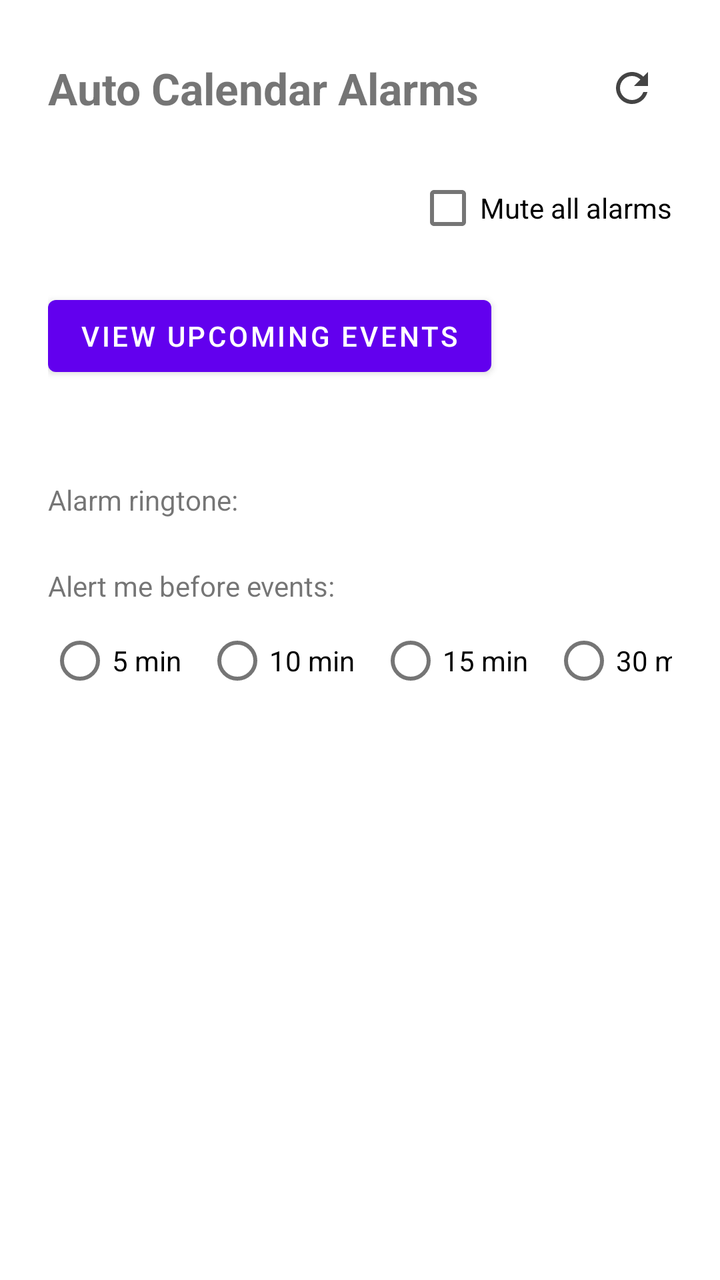
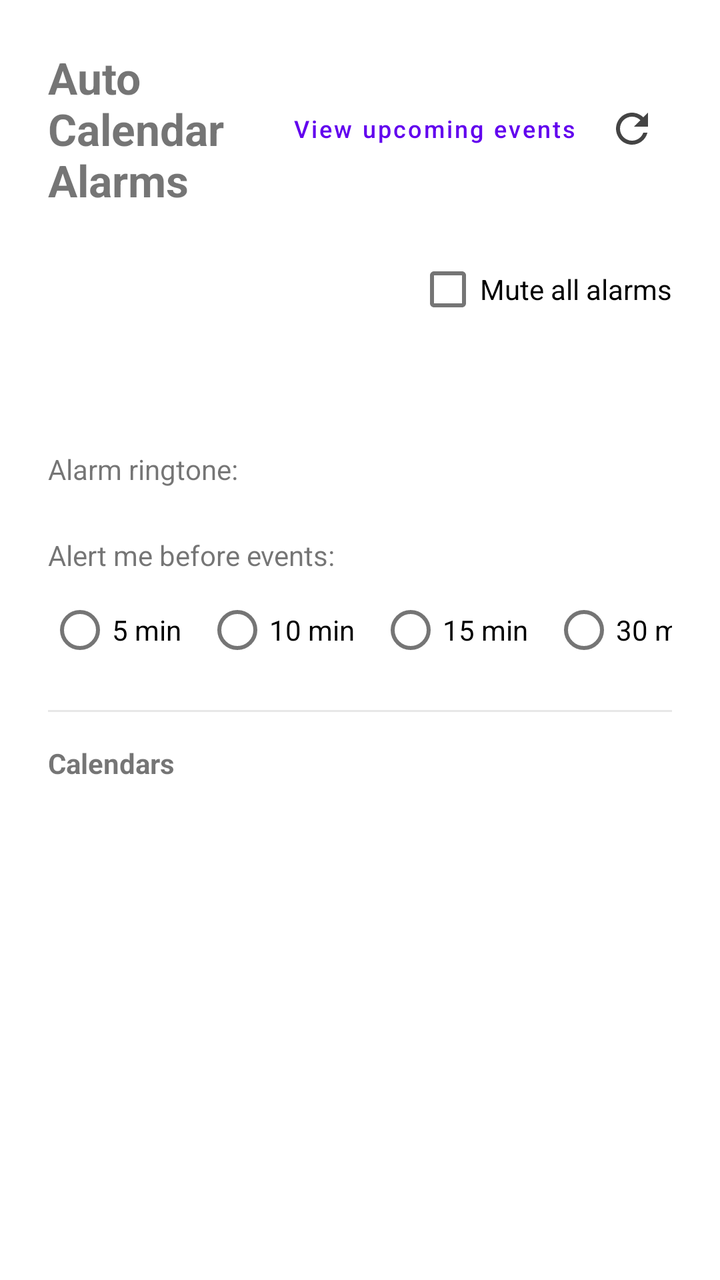

Two renders of the same Android screen: before a commit and after it. Below are the layout's source before the change and the commit's diff.
<!-- AndroidManifest.xml: application theme Theme.AutoCalendarAlarms -->
<!-- res/layout/activity_main.xml -->
<?xml version="1.0" encoding="utf-8"?>
<LinearLayout xmlns:android="http://schemas.android.com/apk/res/android"
    android:layout_width="match_parent"
    android:layout_height="match_parent"
    android:orientation="vertical"
    android:padding="24dp">

    <LinearLayout
        android:layout_width="match_parent"
        android:layout_height="wrap_content"
        android:orientation="horizontal"
        android:gravity="center_vertical"
        android:layout_marginBottom="16dp">

        <TextView
            android:id="@+id/titleText"
            android:layout_width="0dp"
            android:layout_height="wrap_content"
            android:layout_weight="1"
            android:text="@string/app_name"
            android:textSize="22sp"
            android:textStyle="bold" />

        <ImageButton
            android:id="@+id/refreshButton"
            android:layout_width="40dp"
            android:layout_height="40dp"
            android:background="?attr/selectableItemBackgroundBorderless"
            android:contentDescription="@string/refresh_events"
            android:scaleType="center"
            android:src="@drawable/ic_refresh" />

    </LinearLayout>

    <CheckBox
        android:id="@+id/muteAllCheckBox"
        android:layout_width="wrap_content"
        android:layout_height="wrap_content"
        android:layout_gravity="end"
        android:text="@string/mute_all_label"
        android:layout_marginBottom="16dp" />

    <Button
        android:id="@+id/viewEventsButton"
        android:layout_width="wrap_content"
        android:layout_height="wrap_content"
        android:text="@string/view_upcoming_events"
        android:layout_marginBottom="8dp" />

    <TextView
        android:id="@+id/upcomingWindowText"
        android:layout_width="wrap_content"
        android:layout_height="wrap_content"
        android:textSize="12sp"
        android:textStyle="italic"
        android:textColor="#888888"
        android:layout_marginBottom="16dp" />

    <LinearLayout
        android:id="@+id/ringtoneRow"
        android:layout_width="match_parent"
        android:layout_height="wrap_content"
        android:orientation="horizontal"
        android:gravity="center_vertical"
        android:clickable="true"
        android:focusable="true"
        android:background="?attr/selectableItemBackground"
        android:paddingTop="8dp"
        android:paddingBottom="8dp"
        android:layout_marginBottom="16dp">

        <TextView
            android:layout_width="wrap_content"
            android:layout_height="wrap_content"
            android:text="@string/ringtone_label" />

        <TextView
            android:id="@+id/ringtoneNameText"
            android:layout_width="0dp"
            android:layout_height="wrap_content"
            android:layout_weight="1"
            android:layout_marginStart="8dp"
            android:gravity="end"
            android:textColor="#888888" />

    </LinearLayout>

    <TextView
        android:layout_width="wrap_content"
        android:layout_height="wrap_content"
        android:text="@string/lead_time_label"
        android:textSize="14sp"
        android:layout_marginBottom="4dp" />

    <HorizontalScrollView
        android:layout_width="match_parent"
        android:layout_height="wrap_content"
        android:layout_marginBottom="16dp"
        android:scrollbars="none">

        <RadioGroup
            android:id="@+id/leadTimeGroup"
            android:layout_width="wrap_content"
            android:layout_height="wrap_content"
            android:orientation="horizontal">

            <RadioButton
                android:id="@+id/leadTime5"
                android:layout_width="wrap_content"
                android:layout_height="wrap_content"
                android:text="@string/lead_time_5" />

            <RadioButton
                android:id="@+id/leadTime10"
                android:layout_width="wrap_content"
                android:layout_height="wrap_content"
                android:layout_marginStart="12dp"
                android:text="@string/lead_time_10" />

            <RadioButton
                android:id="@+id/leadTime15"
                android:layout_width="wrap_content"
                android:layout_height="wrap_content"
                android:layout_marginStart="12dp"
                android:text="@string/lead_time_15" />

            <RadioButton
                android:id="@+id/leadTime30"
                android:layout_width="wrap_content"
                android:layout_height="wrap_content"
                android:layout_marginStart="12dp"
                android:text="@string/lead_time_30" />

            <RadioButton
                android:id="@+id/leadTime60"
                android:layout_width="wrap_content"
                android:layout_height="wrap_content"
                android:layout_marginStart="12dp"
                android:text="@string/lead_time_60" />

        </RadioGroup>

    </HorizontalScrollView>

    <TextView
        android:id="@+id/permissionText"
        android:layout_width="match_parent"
        android:layout_height="wrap_content"
        android:text="@string/calendar_permission_denied"
        android:visibility="gone" />

    <TextView
        android:id="@+id/emptyText"
        android:layout_width="match_parent"
        android:layout_height="wrap_content"
        android:text="@string/no_calendars_found"
        android:visibility="gone" />

    <androidx.recyclerview.widget.RecyclerView
        android:id="@+id/calendarList"
        android:layout_width="match_parent"
        android:layout_height="0dp"
        android:layout_weight="1" />

</LinearLayout>
<!-- resources referenced by this layout -->
<resources>
  <!-- drawable ic_refresh (drawable) -->
  <vector xmlns:android="http://schemas.android.com/apk/res/android"
      android:width="24dp"
      android:height="24dp"
      android:viewportWidth="24"
      android:viewportHeight="24">
      <path
          android:fillColor="#444444"
          android:pathData="M17.65,6.35C16.2,4.9 14.21,4 12,4c-4.42,0 -7.99,3.58 -7.99,8s3.57,8 7.99,8c3.73,0 6.84,-2.55 7.73,-6h-2.08c-0.82,2.33 -3.04,4 -5.65,4 -3.31,0 -6,-2.69 -6,-6s2.69,-6 6,-6c1.66,0 3.14,0.69 4.22,1.78L13,11h7V4l-2.35,2.35z" />
  </vector>
  <string name="app_name">Auto Calendar Alarms</string>
  <string name="calendar_permission_denied">Calendar permission is needed to show your calendars. Tap to try again.</string>
  <string name="lead_time_10">10 min</string>
  <string name="lead_time_15">15 min</string>
  <string name="lead_time_30">30 min</string>
  <string name="lead_time_5">5 min</string>
  <string name="lead_time_60">1 hour</string>
  <string name="lead_time_label">Alert me before events:</string>
  <string name="mute_all_label">Mute all alarms</string>
  <string name="no_calendars_found">No calendars found on this device.</string>
  <string name="refresh_events">Refresh</string>
  <string name="ringtone_label">Alarm ringtone:</string>
  <string name="view_upcoming_events">View upcoming events</string>
  <style name="Theme.AutoCalendarAlarms" parent="Theme.MaterialComponents.DayNight.NoActionBar">
          <item name="colorPrimary">@color/purple_500</item>
          <item name="colorPrimaryVariant">@color/purple_700</item>
          <item name="colorOnPrimary">@color/white</item>
          <item name="colorSecondary">@color/teal_200</item>
          <item name="colorSecondaryVariant">@color/teal_700</item>
          <item name="colorOnSecondary">@color/black</item>
          <item name="android:statusBarColor" tools:targetApi="l">?attr/colorPrimaryVariant</item>
      </style>
  <color name="purple_500">#FF6200EE</color>
  <color name="purple_700">#FF3700B3</color>
  <color name="white">#FFFFFFFF</color>
  <color name="teal_200">#FF03DAC5</color>
  <color name="teal_700">#FF018786</color>
  <color name="black">#FF000000</color>
</resources>

<!-- the commit's change to res/layout/activity_main.xml (unified diff, before → after) -->
@@ -21,6 +21,21 @@
             android:textSize="22sp"
             android:textStyle="bold" />
 
+        <Button
+            android:id="@+id/viewEventsButton"
+            style="@style/Widget.MaterialComponents.Button.TextButton"
+            android:layout_width="wrap_content"
+            android:layout_height="wrap_content"
+            android:minWidth="0dp"
+            android:minHeight="0dp"
+            android:insetTop="0dp"
+            android:insetBottom="0dp"
+            android:paddingStart="8dp"
+            android:paddingEnd="8dp"
+            android:textSize="12sp"
+            android:textAllCaps="false"
+            android:text="@string/view_upcoming_events" />
+
         <ImageButton
             android:id="@+id/refreshButton"
             android:layout_width="40dp"
@@ -39,13 +54,6 @@
         android:layout_gravity="end"
         android:text="@string/mute_all_label"
         android:layout_marginBottom="16dp" />
-
-    <Button
-        android:id="@+id/viewEventsButton"
-        android:layout_width="wrap_content"
-        android:layout_height="wrap_content"
-        android:text="@string/view_upcoming_events"
-        android:layout_marginBottom="8dp" />
 
     <TextView
         android:id="@+id/upcomingWindowText"
@@ -142,6 +150,20 @@
 
     </HorizontalScrollView>
 
+    <View
+        android:layout_width="match_parent"
+        android:layout_height="1dp"
+        android:layout_marginBottom="16dp"
+        android:background="#33888888" />
+
+    <TextView
+        android:layout_width="wrap_content"
+        android:layout_height="wrap_content"
+        android:text="@string/calendars_section_label"
+        android:textSize="14sp"
+        android:textStyle="bold"
+        android:layout_marginBottom="8dp" />
+
     <TextView
         android:id="@+id/permissionText"
         android:layout_width="match_parent"
<!-- resource entries referenced after the edit -->
@@ -12,6 +12,7 @@
   </vector>
   <string name="app_name">Auto Calendar Alarms</string>
   <string name="calendar_permission_denied">Calendar permission is needed to show your calendars. Tap to try again.</string>
+  <string name="calendars_section_label">Calendars</string>
   <string name="lead_time_10">10 min</string>
   <string name="lead_time_15">15 min</string>
   <string name="lead_time_30">30 min</string>
